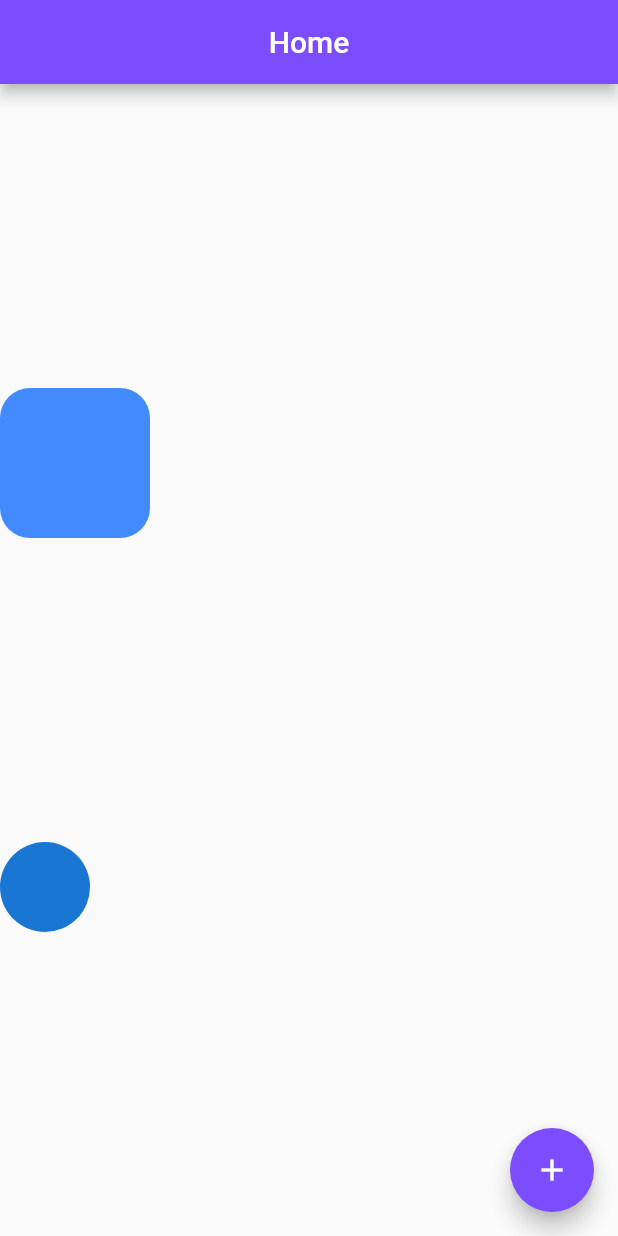
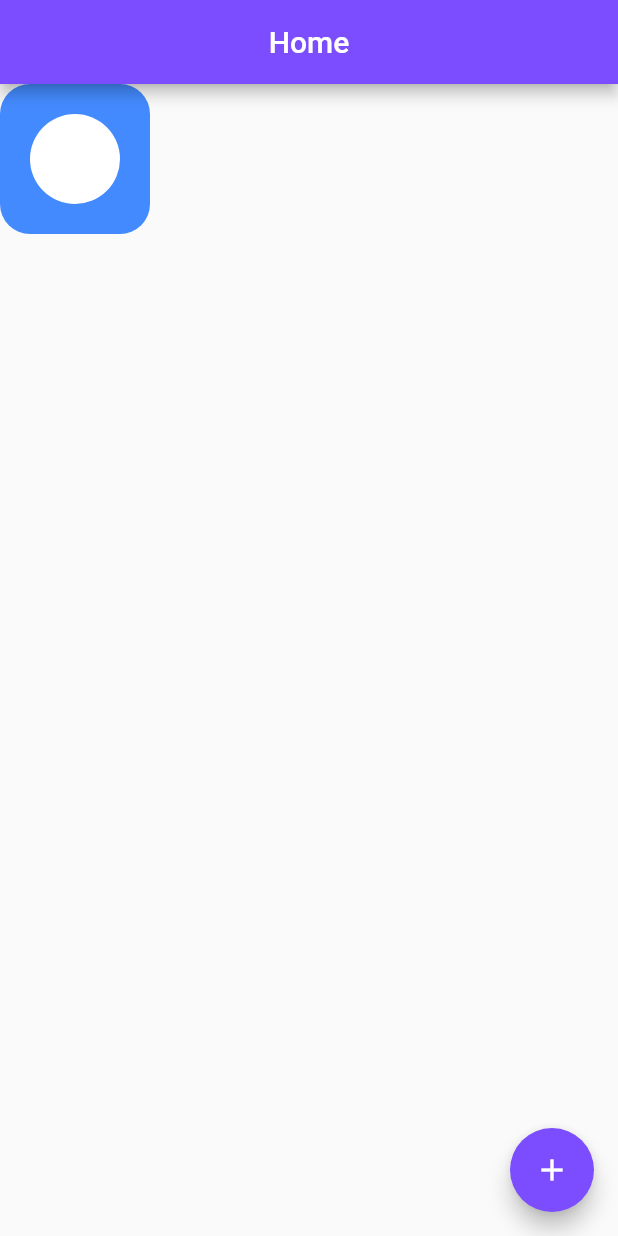
Before and after one commit to Chathuranga97lj/first-flutter-app, a Flutter app: the screen it shows after launch, on a phone screen of 412 x 824 dp. Run offline on Flutter 3.47's test engine with Material 2 defaults, Android fonts, the phone set to English and light mode, and no system bars.

Commit message:
add stach

```diff
--- a/lib/home_new.dart
+++ b/lib/home_new.dart
@@ -33,13 +33,15 @@ class _HomeViewState extends State<HomeView> {
         // body: Container(
         //   child: Center(child: Text(number.toString())),
         // )
-        body: Column(
-            mainAxisAlignment: MainAxisAlignment.spaceEvenly,
-            crossAxisAlignment: CrossAxisAlignment.start,
+        body: Stack(
+            //mainAxisAlignment: MainAxisAlignment.spaceEvenly,
+            //crossAxisAlignment: CrossAxisAlignment.start,
+            alignment: Alignment.center,
             children: [
               MyComponent(),
               CircleAvatar(
                 radius: 30,
+                backgroundColor: Colors.white,
               ),
             ]));
   }
```
